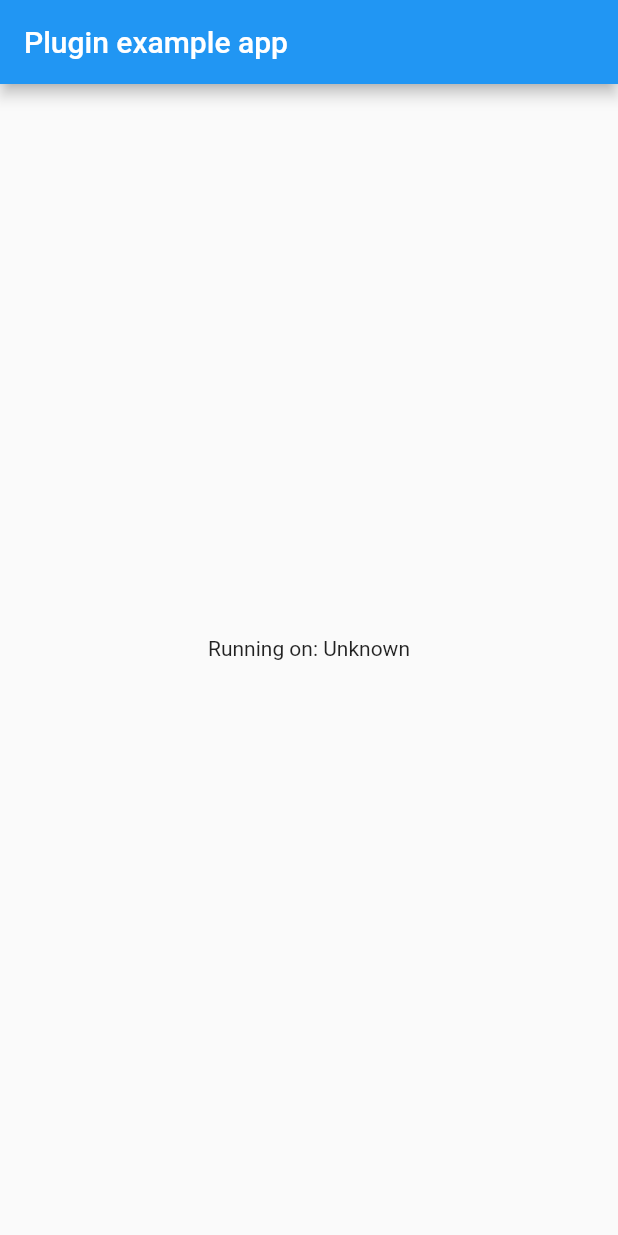
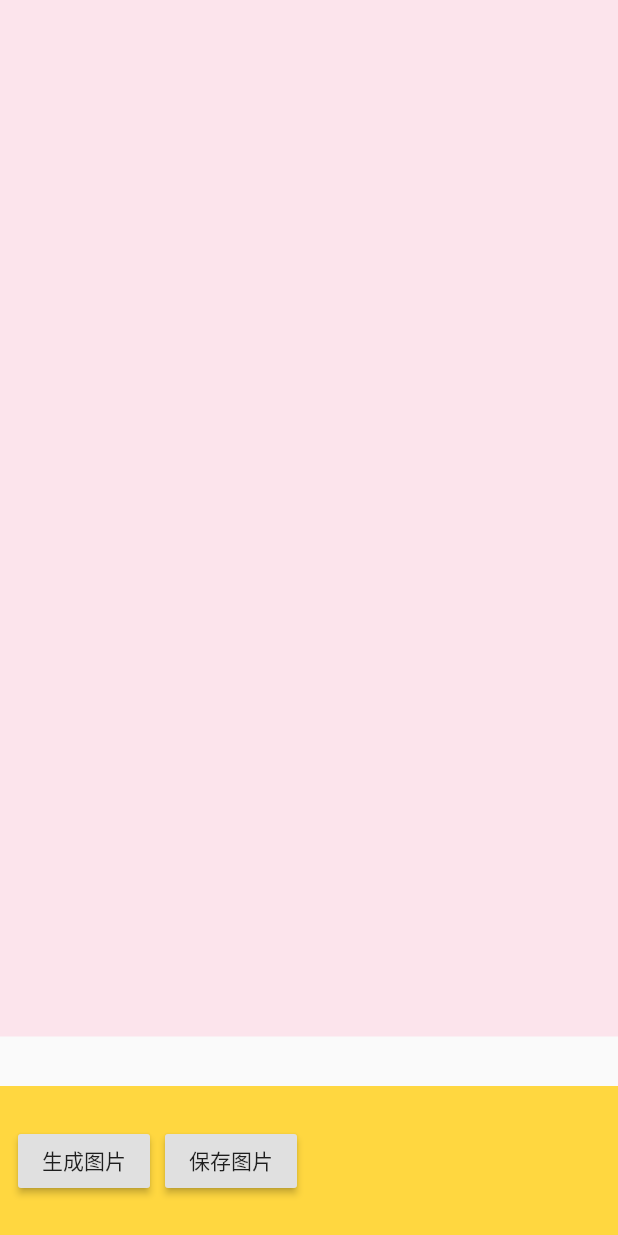
Before and after one commit to buaashuai/flutter_image_doodle, a Flutter app: the screen it shows after launch, on a phone screen of 412 x 824 dp. Run offline on Flutter 3.47's test engine with Material 2 defaults, Android fonts, the light colour scheme and no system bars; our stand-ins replace permission_handler.

Commit message:
modify the example

```diff
--- a/example/lib/main.dart
+++ b/example/lib/main.dart
@@ -1,56 +1,144 @@
+import 'dart:io';
+import 'dart:math';
+import 'dart:typed_data';
+import 'dart:ui' as ui;
+
 import 'package:flutter/material.dart';
-import 'dart:async';
+import 'package:path_provider/path_provider.dart';
+import 'package:permission_handler/permission_handler.dart';
+import 'package:path/path.dart';
 
-import 'package:flutter/services.dart';
-import 'package:flutter_image_doodle/flutter_image_doodle.dart';
+void main() => runApp(App());
 
-void main() => runApp(MyApp());
+const kCanvasSize = 200.0;
 
-class MyApp extends StatefulWidget {
-  @override
-  _MyAppState createState() => _MyAppState();
-}
-
-class _MyAppState extends State<MyApp> {
-  String _platformVersion = 'Unknown';
-
-  @override
-  void initState() {
-    super.initState();
-    initPlatformState();
-  }
-
-  // Platform messages are asynchronous, so we initialize in an async method.
-  Future<void> initPlatformState() async {
-    String platformVersion;
-    // Platform messages may fail, so we use a try/catch PlatformException.
-    try {
-      platformVersion = await FlutterImageDoodle.platformVersion;
-    } on PlatformException {
-      platformVersion = 'Failed to get platform version.';
-    }
-
-    // If the widget was removed from the tree while the asynchronous platform
-    // message was in flight, we want to discard the reply rather than calling
-    // setState to update our non-existent appearance.
-    if (!mounted) return;
-
-    setState(() {
-      _platformVersion = platformVersion;
-    });
-  }
-
+class App extends StatelessWidget {
   @override
   Widget build(BuildContext context) {
     return MaterialApp(
       home: Scaffold(
-        appBar: AppBar(
-          title: const Text('Plugin example app'),
-        ),
-        body: Center(
-          child: Text('Running on: $_platformVersion\n'),
-        ),
+        body: ImageGenerator(),
       ),
+      debugShowCheckedModeBanner: false,
     );
   }
 }
+
+class ImageGenerator extends StatefulWidget {
+  final Random rd;
+  final int numColors;
+
+  ImageGenerator()
+      : rd = Random(),
+        numColors = Colors.primaries.length;
+
+  @override
+  _ImageGeneratorState createState() => _ImageGeneratorState();
+}
+
+class _ImageGeneratorState extends State<ImageGenerator> {
+  ByteData imgBytes;
+  String saveImagePath = '';
+
+  @override
+  Widget build(BuildContext context) {
+    return Column(
+      mainAxisSize: MainAxisSize.max,
+      mainAxisAlignment: MainAxisAlignment.spaceEvenly,
+      crossAxisAlignment: CrossAxisAlignment.center,
+      children: <Widget>[
+        Expanded(
+            child: Container(
+          color: Colors.pink[50],
+          child: imgBytes != null
+              ? Center(
+                  child: Image.memory(
+                  Uint8List.view(imgBytes.buffer),
+                  width: kCanvasSize,
+                  height: kCanvasSize,
+                ))
+              : Container(),
+        )),
+        Container(
+          padding: const EdgeInsets.all(6.0),
+          child: Text(
+            saveImagePath ?? '',
+            style: TextStyle(fontSize: 18.0),
+          ),
+        ),
+        Container(
+          width: double.infinity,
+          height: 100.0,
+          color: Colors.amberAccent,
+          padding: const EdgeInsets.all(12.0),
+          child: Row(
+            children: <Widget>[
+              RaisedButton(child: Text('生成图片'), onPressed: generateImage),
+              SizedBox(
+                width: 10.0,
+              ),
+              RaisedButton(child: Text('保存图片'), onPressed: saveImage),
+            ],
+          ),
+        ),
+      ],
+    );
+  }
+
+  void saveImage() async {
+    PermissionGroup permission1 = PermissionGroup.storage;
+    final List<PermissionGroup> permissions = <PermissionGroup>[permission1];
+    final Map<PermissionGroup, PermissionStatus> permissionRequestResult = await PermissionHandler().requestPermissions(permissions);
+    PermissionStatus _permissionStatus = permissionRequestResult[permission1];
+    if (_permissionStatus == PermissionStatus.granted) {
+      Directory baseDirectory;
+      if (Platform.isAndroid) {
+        baseDirectory = await getExternalStorageDirectory();
+      } else {
+        baseDirectory = await getApplicationDocumentsDirectory();
+      }
+      String basePath = join(baseDirectory.path, '${DateTime.now().millisecondsSinceEpoch}.png');
+      try {
+        File(basePath).writeAsBytesSync(imgBytes.buffer.asInt8List());
+        setState(() {
+          saveImagePath = '图片保存成功：$basePath';
+        });
+      } catch (e) {
+        print(e);
+      }
+    }
+  }
+
+  void generateImage() async {
+    final color = Colors.primaries[widget.rd.nextInt(widget.numColors)];
+
+    final recorder = ui.PictureRecorder();
+    final canvas = Canvas(recorder, Rect.fromPoints(Offset(0.0, 0.0), Offset(kCanvasSize, kCanvasSize)));
+
+    final stroke = Paint()
+      ..color = Colors.amberAccent
+      ..style = PaintingStyle.fill;
+
+    canvas.drawRect(Rect.fromLTWH(0.0, 0.0, kCanvasSize, kCanvasSize), stroke);
+
+    final paint = Paint()
+      ..color = color
+      ..style = PaintingStyle.fill;
+
+    canvas.drawCircle(
+        Offset(
+          widget.rd.nextDouble() * kCanvasSize,
+          widget.rd.nextDouble() * kCanvasSize,
+        ),
+        20.0,
+        paint);
+
+    final ui.Picture picture = recorder.endRecording();
+    final ui.Image img = await picture.toImage(200, 200);
+    final ByteData pngBytes = await img.toByteData(format: ui.ImageByteFormat.png);
+
+    setState(() {
+      imgBytes = pngBytes;
+    });
+  }
+}
--- a/example/pubspec.yaml
+++ b/example/pubspec.yaml
@@ -12,6 +12,8 @@ dependencies:
   # The following adds the Cupertino Icons font to your application.
   # Use with the CupertinoIcons class for iOS style icons.
   cupertino_icons: ^0.1.2
+  permission_handler: ^4.3.0
+  path_provider: 1.4.0
 
 dev_dependencies:
   flutter_test:
```
Also changed, not shown: example/pubspec.lock, 2 other files.
